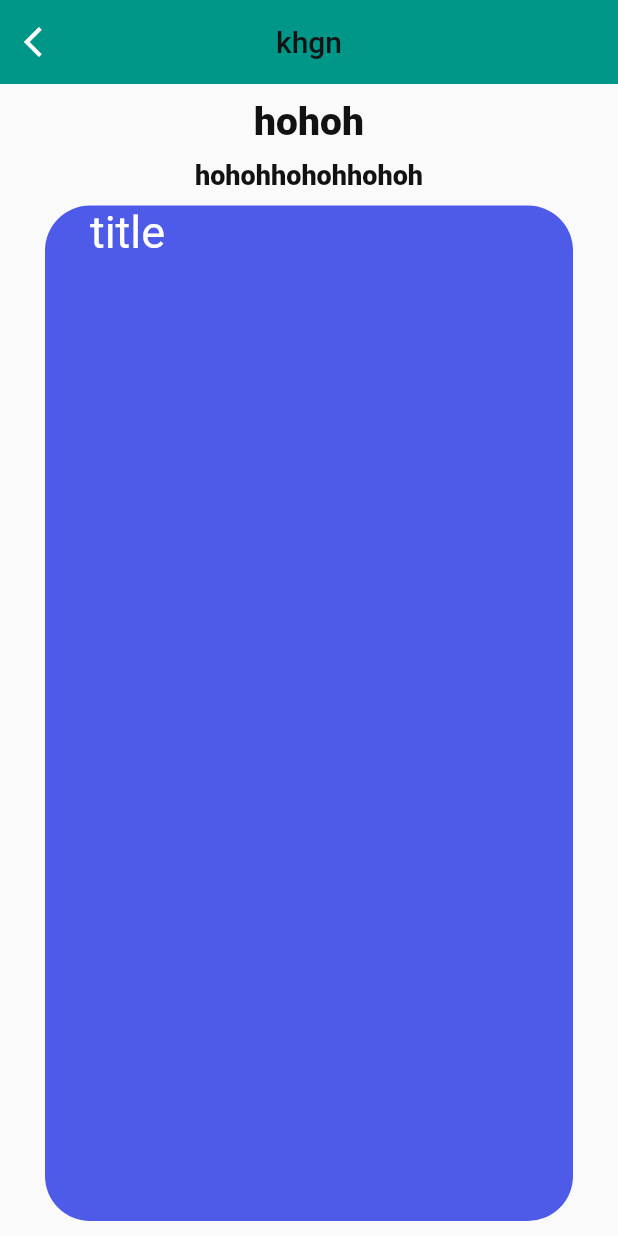
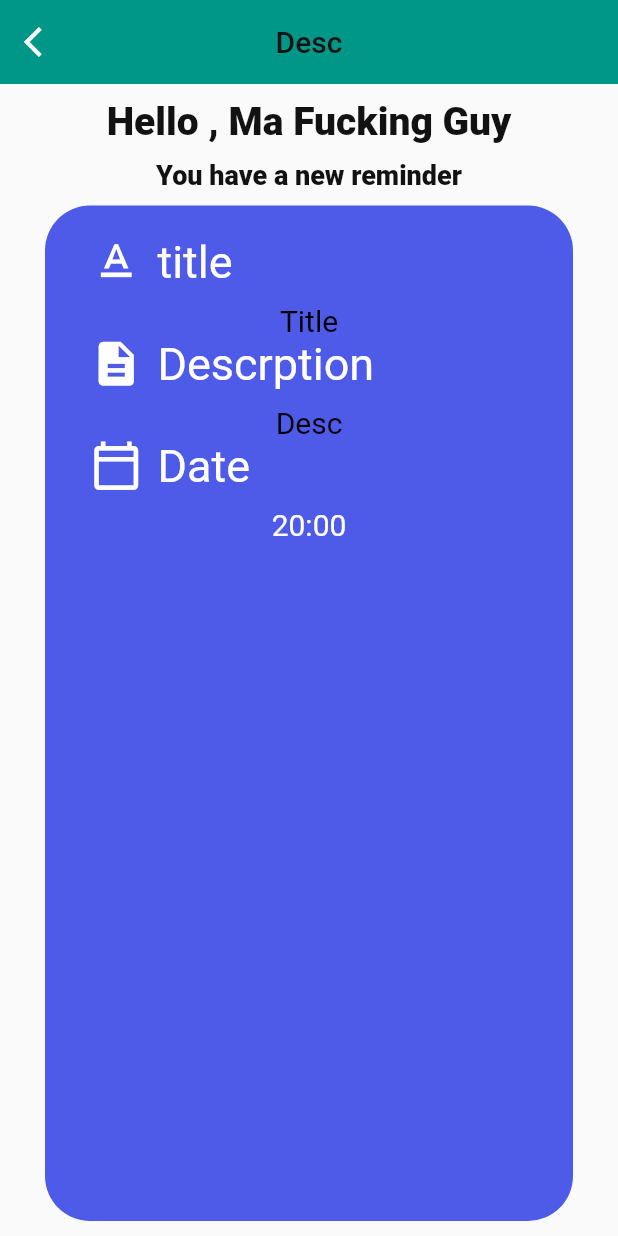
Before and after one commit to HowkMii/Todo-Mii, a Flutter app: the screen it shows after launch, on a phone screen of 412 x 824 dp. Run offline on Flutter 3.47's test engine with Material 2 defaults, Android fonts, the phone set to English and light mode, and no system bars; our stand-ins replace get.

Commit message:
notification screen 1

```diff
--- a/lib/main.dart
+++ b/lib/main.dart
@@ -19,7 +19,7 @@ class MyApp extends StatelessWidget {
       ),
       title: 'Mii Todo',
       debugShowCheckedModeBanner: false,
-      home:const NotificationScreen(payload: "fffff|khgn",),
+      home:const NotificationScreen(payload: "Title|Desc|20:00",),
     );
   }
 }
--- a/lib/ui/pages/notification_screen.dart
+++ b/lib/ui/pages/notification_screen.dart
@@ -39,9 +39,9 @@ class _NotificationScreenState extends State<NotificationScreen> {
             Column(
               children: [
                 const SizedBox(height: 10,),
-                Text('hohoh',style:TextStyle(fontSize: 26,fontWeight: FontWeight.w900,color:Get.isDarkMode?Colors.white:darkGreyClr, ),),
+                Text('Hello , Ma Fucking Guy',style:TextStyle(fontSize: 26,fontWeight: FontWeight.w900,color:Get.isDarkMode?Colors.white:darkGreyClr, ),),
                 const SizedBox(height: 10,),
-                Text('hohohhohohhohoh',style:TextStyle(fontSize: 18,fontWeight: FontWeight.w900,color:Get.isDarkMode?Colors.grey[100]:darkGreyClr, ),),
+                Text('You have a new reminder',style:TextStyle(fontSize: 18,fontWeight: FontWeight.w900,color:Get.isDarkMode?Colors.grey[100]:darkGreyClr, ),),
               ],
             ),
             const SizedBox(height: 10,),
@@ -56,16 +56,47 @@ class _NotificationScreenState extends State<NotificationScreen> {
                 child: SingleChildScrollView(
                   child:Column(
                     children: [
+                      const SizedBox(height: 20,),
                       Row(
-                        children: [
-                          const SizedBox(height: 10,),
+                        children: const [
+                          Icon(Icons.text_format, size: 35,color: Colors.white,),
+                          SizedBox(width: 10,),
                           Text('title',
                            // _payload.toString().split('|')[1],
                             style:TextStyle(color:Colors.white,fontSize: 30)
-                          )
+                          ),
+
                         ],
                       ),
                       const SizedBox(height: 10,),
+                      Text(_payload.toString().split('|')[0],style:TextStyle(color:Colors.black ,fontSize: 20)),
+                      Row(
+                        children: const [
+                          Icon(Icons.description, size: 35,color: Colors.white,),
+                          SizedBox(width: 10,),
+                          Text('Descrption',
+                           // _payload.toString().split('|')[1],
+                            style:TextStyle(color:Colors.white,fontSize: 30)
+                          )
+
+                        ],
+                      ),
+                      const SizedBox(height: 10,),
+                      Text(_payload.toString().split('|')[1],style:const TextStyle(color:Colors.black ,fontSize: 20),textAlign: TextAlign.justify,),
+                      Row(
+                        children: const [
+                          Icon(Icons.calendar_today_outlined, size: 35,color: Colors.white,),
+                          SizedBox(width: 10,),
+                          Text('Date',
+                           // _payload.toString().split('|')[1],
+                            style:TextStyle(color:Colors.white,fontSize: 30)
+                          ),
+
+                        ],
+                      ),
+                      const SizedBox(height: 10,),
+                      Text(_payload.toString().split('|')[2],style:const TextStyle(color:Colors.white ,fontSize: 20),textAlign: TextAlign.justify,),
+
                     ],
                   ) ,),
               ),
```
